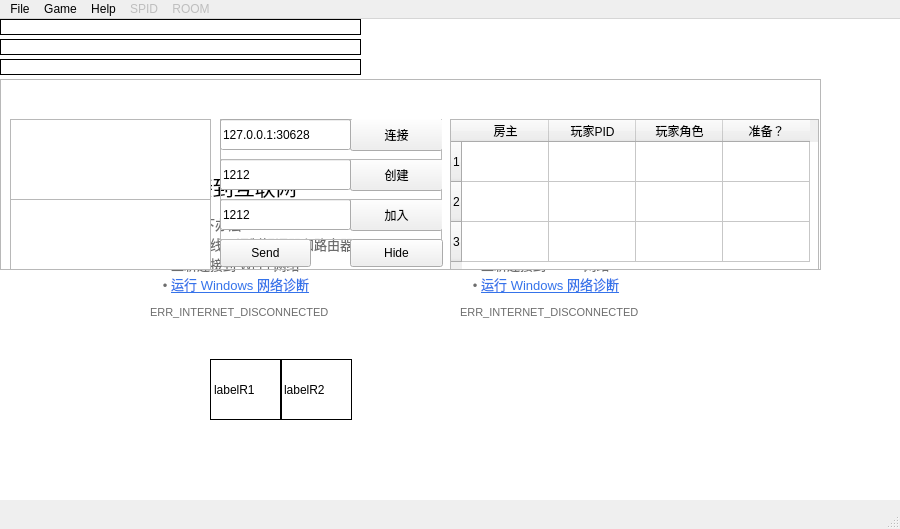
First picture: the form in DinoOL/dinool.ui, repository Brownlzy/DinoOL, before the edit.
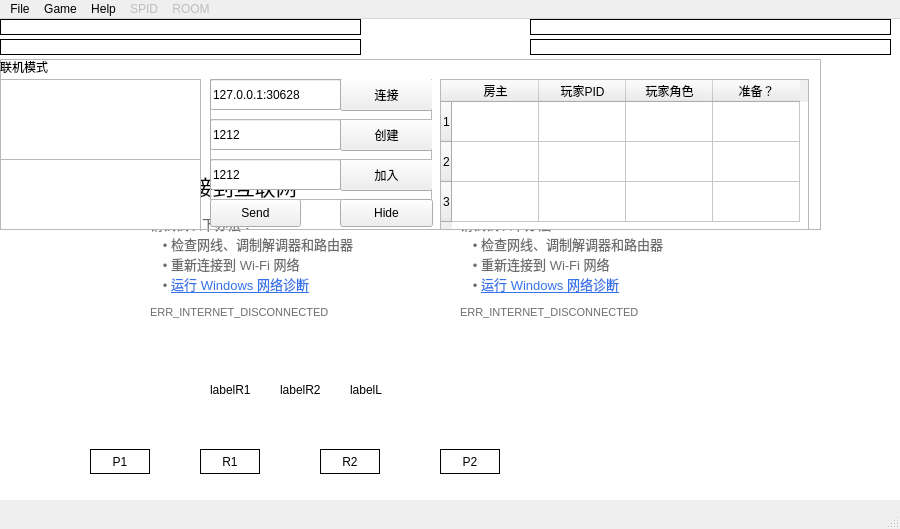
Second picture: the form after the edit. Icons and pictures are not drawn.

Diff of the .ui file:
```diff
--- a/DinoOL/dinool.ui
+++ b/DinoOL/dinool.ui
@@ -101,9 +101,9 @@
     <property name="geometry">
      <rect>
       <x>0</x>
-      <y>60</y>
+      <y>40</y>
       <width>821</width>
-      <height>191</height>
+      <height>171</height>
      </rect>
     </property>
     <property name="frameShape">
@@ -115,8 +115,8 @@
     <widget class="QTextBrowser" name="txtGet">
      <property name="geometry">
       <rect>
-       <x>10</x>
-       <y>40</y>
+       <x>0</x>
+       <y>20</y>
        <width>201</width>
        <height>81</height>
       </rect>
@@ -125,8 +125,8 @@
     <widget class="QPlainTextEdit" name="txtSend">
      <property name="geometry">
       <rect>
-       <x>10</x>
-       <y>120</y>
+       <x>0</x>
+       <y>100</y>
        <width>201</width>
        <height>71</height>
       </rect>
@@ -135,8 +135,8 @@
     <widget class="QPushButton" name="btnSend">
      <property name="geometry">
       <rect>
-       <x>220</x>
-       <y>160</y>
+       <x>210</x>
+       <y>140</y>
        <width>91</width>
        <height>28</height>
       </rect>
@@ -148,8 +148,8 @@
     <widget class="QFrame" name="frame_3">
      <property name="geometry">
       <rect>
-       <x>220</x>
-       <y>120</y>
+       <x>210</x>
+       <y>100</y>
        <width>222</width>
        <height>41</height>
       </rect>
@@ -190,8 +190,8 @@
     <widget class="QFrame" name="frame_2">
      <property name="geometry">
       <rect>
-       <x>220</x>
-       <y>80</y>
+       <x>210</x>
+       <y>60</y>
        <width>222</width>
        <height>41</height>
       </rect>
@@ -232,8 +232,8 @@
     <widget class="QFrame" name="frame">
      <property name="geometry">
       <rect>
-       <x>220</x>
-       <y>40</y>
+       <x>210</x>
+       <y>20</y>
        <width>222</width>
        <height>41</height>
       </rect>
@@ -274,8 +274,8 @@
     <widget class="QPushButton" name="btnHD">
      <property name="geometry">
       <rect>
-       <x>350</x>
-       <y>160</y>
+       <x>340</x>
+       <y>140</y>
        <width>93</width>
        <height>28</height>
       </rect>
@@ -287,21 +287,21 @@
     <widget class="QLabel" name="labelLog">
      <property name="geometry">
       <rect>
-       <x>10</x>
-       <y>20</y>
+       <x>0</x>
+       <y>0</y>
        <width>481</width>
        <height>16</height>
       </rect>
      </property>
      <property name="text">
-      <string/>
+      <string>联机模式</string>
      </property>
     </widget>
     <widget class="QTableWidget" name="tableRoomer">
      <property name="geometry">
       <rect>
-       <x>450</x>
-       <y>40</y>
+       <x>440</x>
+       <y>20</y>
        <width>369</width>
        <height>151</height>
       </rect>
@@ -350,7 +350,7 @@
      </rect>
     </property>
     <property name="frameShape">
-     <enum>QFrame::Box</enum>
+     <enum>QFrame::NoFrame</enum>
     </property>
     <property name="text">
      <string>labelR1</string>
@@ -366,7 +366,7 @@
      </rect>
     </property>
     <property name="frameShape">
-     <enum>QFrame::Box</enum>
+     <enum>QFrame::NoFrame</enum>
     </property>
     <property name="text">
      <string>labelR2</string>
@@ -391,24 +391,156 @@
    <widget class="QLabel" name="lab_2">
     <property name="geometry">
      <rect>
-      <x>0</x>
-      <y>20</y>
+      <x>530</x>
+      <y>0</y>
       <width>361</width>
       <height>16</height>
      </rect>
     </property>
+    <property name="layoutDirection">
+     <enum>Qt::LeftToRight</enum>
+    </property>
     <property name="frameShape">
      <enum>QFrame::Box</enum>
     </property>
     <property name="text">
      <string/>
     </property>
+    <property name="alignment">
+     <set>Qt::AlignRight|Qt::AlignTrailing|Qt::AlignVCenter</set>
+    </property>
    </widget>
    <widget class="QLabel" name="lab_3">
     <property name="geometry">
      <rect>
+      <x>530</x>
+      <y>20</y>
+      <width>361</width>
+      <height>16</height>
+     </rect>
+    </property>
+    <property name="layoutDirection">
+     <enum>Qt::LeftToRight</enum>
+    </property>
+    <property name="frameShape">
+     <enum>QFrame::Box</enum>
+    </property>
+    <property name="text">
+     <string/>
+    </property>
+    <property name="alignment">
+     <set>Qt::AlignRight|Qt::AlignTrailing|Qt::AlignVCenter</set>
+    </property>
+   </widget>
+   <widget class="QLabel" name="labelL">
+    <property name="geometry">
+     <rect>
+      <x>350</x>
+      <y>340</y>
+      <width>72</width>
+      <height>61</height>
+     </rect>
+    </property>
+    <property name="frameShape">
+     <enum>QFrame::NoFrame</enum>
+    </property>
+    <property name="text">
+     <string>labelL</string>
+    </property>
+   </widget>
+   <widget class="QLabel" name="labelP">
+    <property name="geometry">
+     <rect>
+      <x>90</x>
+      <y>430</y>
+      <width>60</width>
+      <height>25</height>
+     </rect>
+    </property>
+    <property name="styleSheet">
+     <string notr="true">font: 14pt &quot;黑体&quot;;</string>
+    </property>
+    <property name="frameShape">
+     <enum>QFrame::Box</enum>
+    </property>
+    <property name="text">
+     <string>P1</string>
+    </property>
+    <property name="alignment">
+     <set>Qt::AlignCenter</set>
+    </property>
+   </widget>
+   <widget class="QLabel" name="labelP1">
+    <property name="geometry">
+     <rect>
+      <x>200</x>
+      <y>430</y>
+      <width>60</width>
+      <height>25</height>
+     </rect>
+    </property>
+    <property name="styleSheet">
+     <string notr="true">font: 14pt &quot;黑体&quot;;</string>
+    </property>
+    <property name="frameShape">
+     <enum>QFrame::Box</enum>
+    </property>
+    <property name="text">
+     <string>R1</string>
+    </property>
+    <property name="alignment">
+     <set>Qt::AlignCenter</set>
+    </property>
+   </widget>
+   <widget class="QLabel" name="labelP2">
+    <property name="geometry">
+     <rect>
+      <x>320</x>
+      <y>430</y>
+      <width>60</width>
+      <height>25</height>
+     </rect>
+    </property>
+    <property name="styleSheet">
+     <string notr="true">font: 14pt &quot;黑体&quot;;</string>
+    </property>
+    <property name="frameShape">
+     <enum>QFrame::Box</enum>
+    </property>
+    <property name="text">
+     <string>R2</string>
+    </property>
+    <property name="alignment">
+     <set>Qt::AlignCenter</set>
+    </property>
+   </widget>
+   <widget class="QLabel" name="labelPL">
+    <property name="geometry">
+     <rect>
+      <x>440</x>
+      <y>430</y>
+      <width>60</width>
+      <height>25</height>
+     </rect>
+    </property>
+    <property name="styleSheet">
+     <string notr="true">font: 14pt &quot;黑体&quot;;</string>
+    </property>
+    <property name="frameShape">
+     <enum>QFrame::Box</enum>
+    </property>
+    <property name="text">
+     <string>P2</string>
+    </property>
+    <property name="alignment">
+     <set>Qt::AlignCenter</set>
+    </property>
+   </widget>
+   <widget class="QLabel" name="lab_4">
+    <property name="geometry">
+     <rect>
       <x>0</x>
-      <y>40</y>
+      <y>20</y>
       <width>361</width>
       <height>16</height>
      </rect>
@@ -431,6 +563,12 @@
    <zorder>lab</zorder>
    <zorder>lab_2</zorder>
    <zorder>lab_3</zorder>
+   <zorder>labelL</zorder>
+   <zorder>labelP</zorder>
+   <zorder>labelP1</zorder>
+   <zorder>labelP2</zorder>
+   <zorder>labelPL</zorder>
+   <zorder>lab_4</zorder>
   </widget>
   <widget class="QMenuBar" name="menuBar">
    <property name="geometry">
```
